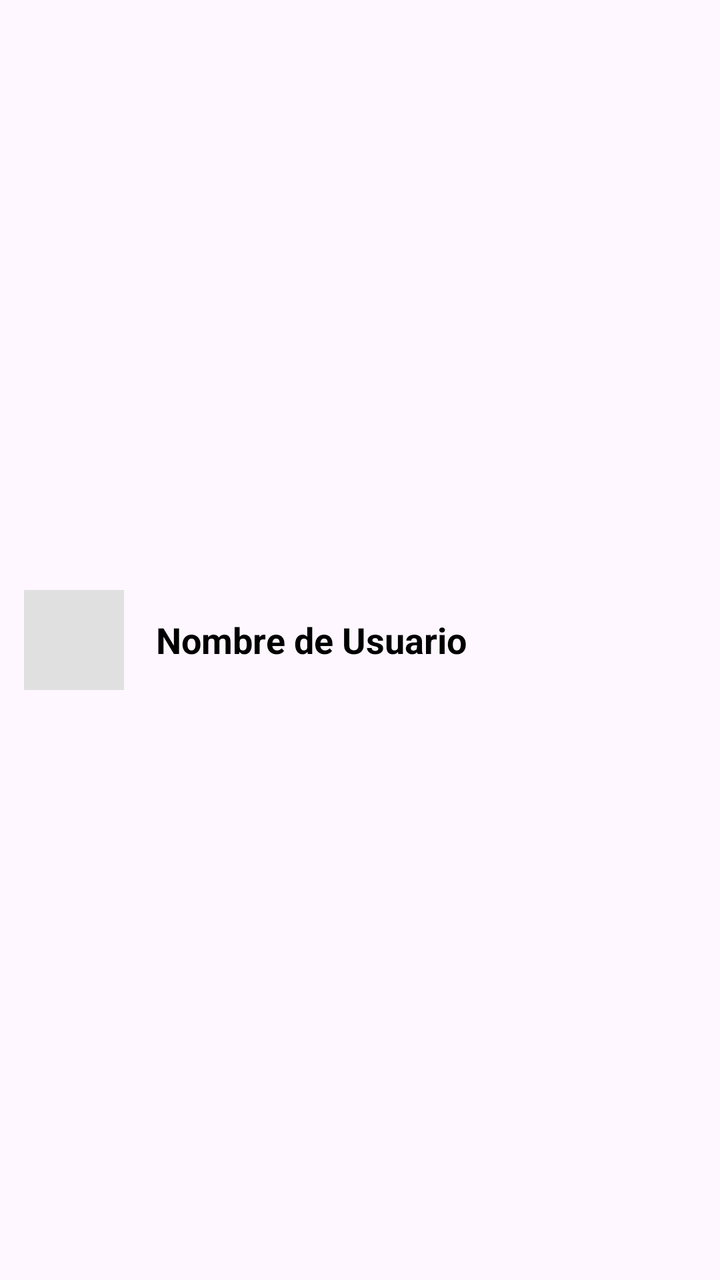
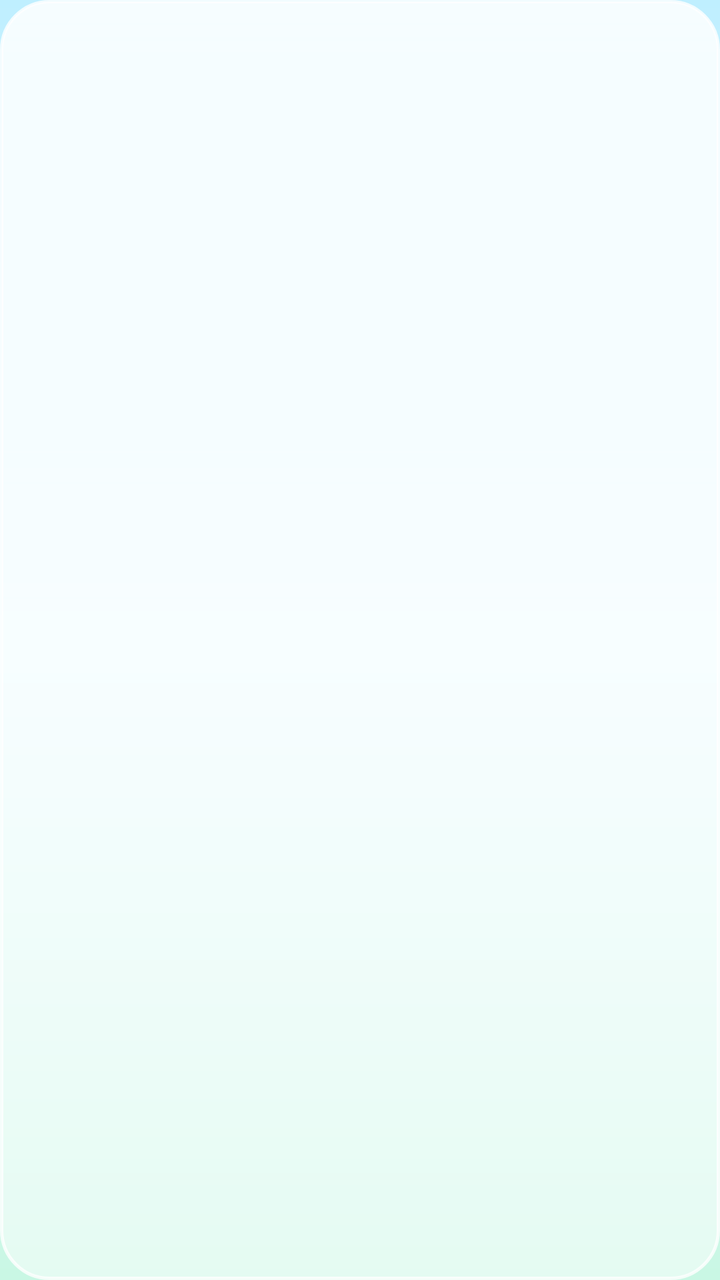

Compare the two renders of this Android layout. The source of the first and the diff that turns it into the second are given below.
<!-- AndroidManifest.xml: application theme Theme.CloneWhatsApp -->
<!-- res/layout/item_contacto.xml -->
<?xml version="1.0" encoding="utf-8"?>
<LinearLayout xmlns:android="http://schemas.android.com/apk/res/android"
    android:layout_width="match_parent"
    android:layout_height="wrap_content"
    android:orientation="horizontal"
    android:padding="12dp"
    android:gravity="center_vertical"
    android:background="?android:attr/selectableItemBackground"
    android:clickable="true">

    <ImageView
        android:id="@+id/ivAvatarContacto"
        android:layout_width="50dp"
        android:layout_height="50dp"
        android:background="#E0E0E0"
        android:scaleType="centerCrop" />

    <TextView
        android:id="@+id/tvNombreContacto"
        android:layout_width="wrap_content"
        android:layout_height="wrap_content"
        android:layout_marginStart="16dp"
        android:text="Nombre de Usuario"
        android:textColor="#000000"
        android:textSize="18sp"
        android:textStyle="bold" />

</LinearLayout>
<!-- resources referenced by this layout -->
<resources>
  <style name="Theme.CloneWhatsApp" parent="Base.Theme.CloneWhatsApp" />
  <style name="Base.Theme.CloneWhatsApp" parent="Theme.Material3.DayNight.NoActionBar">
          
          
      </style>
</resources>

<!-- the commit's change to res/layout/item_contacto.xml (unified diff, before → after) -->
@@ -2,17 +2,21 @@
 <LinearLayout xmlns:android="http://schemas.android.com/apk/res/android"
     android:layout_width="match_parent"
     android:layout_height="wrap_content"
+    android:layout_marginHorizontal="12dp"
+    android:layout_marginVertical="4dp"
+    android:background="@drawable/bg_glass_card"
+    android:clickable="true"
+    android:elevation="3dp"
+    android:focusable="true"
+    android:foreground="?android:attr/selectableItemBackground"
+    android:gravity="center_vertical"
     android:orientation="horizontal"
-    android:padding="12dp"
-    android:gravity="center_vertical"
-    android:background="?android:attr/selectableItemBackground"
-    android:clickable="true">
+    android:padding="12dp">
 
     <ImageView
         android:id="@+id/ivAvatarContacto"
-        android:layout_width="50dp"
-        android:layout_height="50dp"
-        android:background="#E0E0E0"
+        android:layout_width="52dp"
+        android:layout_height="52dp"
         android:scaleType="centerCrop" />
 
     <TextView
@@ -20,9 +24,7 @@
         android:layout_width="wrap_content"
         android:layout_height="wrap_content"
         android:layout_marginStart="16dp"
-        android:text="Nombre de Usuario"
-        android:textColor="#000000"
-        android:textSize="18sp"
+        android:textColor="@color/aero_navy"
+        android:textSize="17sp"
         android:textStyle="bold" />
-
 </LinearLayout>
<!-- resource entries referenced after the edit -->
@@ -1,9 +1,48 @@
 <!-- resources referenced by this layout -->
 <resources>
+  <color name="aero_navy">#FF0B3954</color>
+  <!-- drawable bg_glass_card (drawable) -->
+  <?xml version="1.0" encoding="utf-8"?>
+  <shape xmlns:android="http://schemas.android.com/apk/res/android">
+      <gradient
+          android:angle="270"
+          android:endColor="#80FFFFFF"
+          android:startColor="#D9FFFFFF" />
+      <corners android:radius="24dp" />
+      <stroke
+          android:width="1.5dp"
+          android:color="@color/aero_glass_border" />
+  </shape>
   <style name="Theme.CloneWhatsApp" parent="Base.Theme.CloneWhatsApp" />
-  <style name="Base.Theme.CloneWhatsApp" parent="Theme.Material3.DayNight.NoActionBar">
-          
-          
+  <color name="aero_glass_border">#CCFFFFFF</color>
+  <style name="Base.Theme.CloneWhatsApp" parent="Theme.Material3.Light.NoActionBar">
+          <item name="colorPrimary">@color/aero_cyan</item>
+          <item name="colorOnPrimary">@color/white</item>
+          <item name="colorSecondary">@color/aero_green</item>
+          <item name="colorOnSecondary">@color/white</item>
+          <item name="android:windowBackground">@drawable/bg_aero_fondo</item>
+          <item name="android:statusBarColor">@android:color/transparent</item>
+          <item name="android:navigationBarColor">@android:color/transparent</item>
+          <item name="android:forceDarkAllowed" tools:targetApi="29">false</item>
+          <item name="android:windowLightStatusBar">true</item>
+          <item name="android:windowLightNavigationBar">true</item>
+          <item name="android:enforceStatusBarContrast" tools:targetApi="29">false</item>
+          <item name="android:enforceNavigationBarContrast" tools:targetApi="29">false</item>
       </style>
+  <color name="aero_cyan">#FF1FB5E0</color>
+  <color name="white">#FFFFFFFF</color>
+  <color name="aero_green">#FF3DD6A3</color>
+  <!-- drawable bg_aero_fondo (drawable) -->
+  <?xml version="1.0" encoding="utf-8"?>
+  <shape xmlns:android="http://schemas.android.com/apk/res/android">
+      <gradient
+          android:angle="270"
+          android:centerColor="@color/aero_sky_mid"
+          android:endColor="@color/aero_mint"
+          android:startColor="@color/aero_sky_top" />
+  </shape>
+  <color name="aero_sky_mid">#FFE6FAFF</color>
+  <color name="aero_mint">#FFC9F7E4</color>
+  <color name="aero_sky_top">#FFBFEFFF</color>
 </resources>
 
